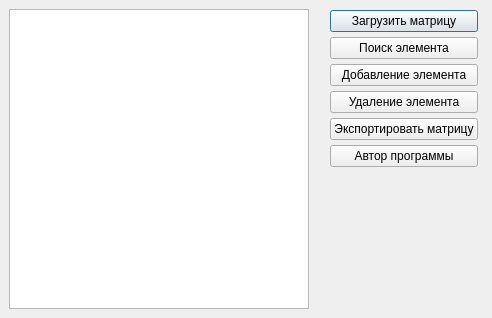
This is designs/MainWindow.ui in Wolfram3387/maria_matrix as Qt 5 draws it before an edit. The edited form follows.
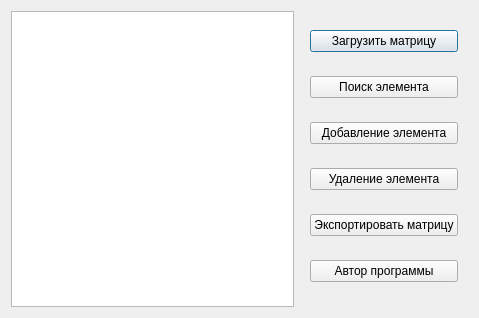
This is the edited form.

Patch:
```diff
--- a/designs/MainWindow.ui
+++ b/designs/MainWindow.ui
@@ -6,7 +6,7 @@
    <rect>
     <x>0</x>
     <y>0</y>
-    <width>492</width>
+    <width>479</width>
     <height>318</height>
    </rect>
   </property>
@@ -28,15 +28,11 @@
   <property name="styleSheet">
    <string notr="true"/>
   </property>
-  <widget class="QWidget" name="verticalLayoutWidget">
-   <property name="geometry">
-    <rect>
-     <x>320</x>
-     <y>10</y>
-     <width>171</width>
-     <height>301</height>
-    </rect>
-   </property>
+  <layout class="QHBoxLayout" name="horizontalLayout">
+   <item>
+    <widget class="QTableWidget" name="tableWidget"/>
+   </item>
+   <item>
    <layout class="QVBoxLayout" name="verticalLayout">
     <property name="spacing">
      <number>5</number>
@@ -99,17 +95,8 @@
      </widget>
     </item>
    </layout>
-  </widget>
-  <widget class="QTableWidget" name="tableWidget">
-   <property name="geometry">
-    <rect>
-     <x>9</x>
-     <y>9</y>
-     <width>300</width>
-     <height>300</height>
-    </rect>
-   </property>
-  </widget>
+   </item>
+  </layout>
  </widget>
  <resources/>
  <connections/>
```
Lines whose indentation alone changed are shown as unchanged.
